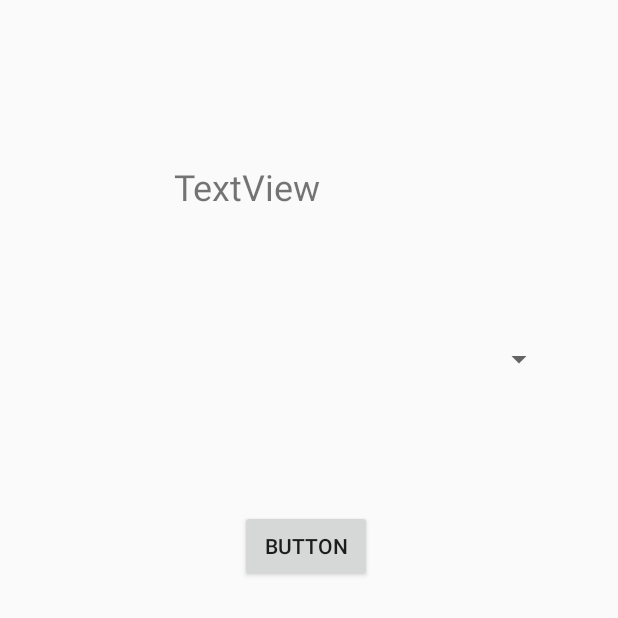
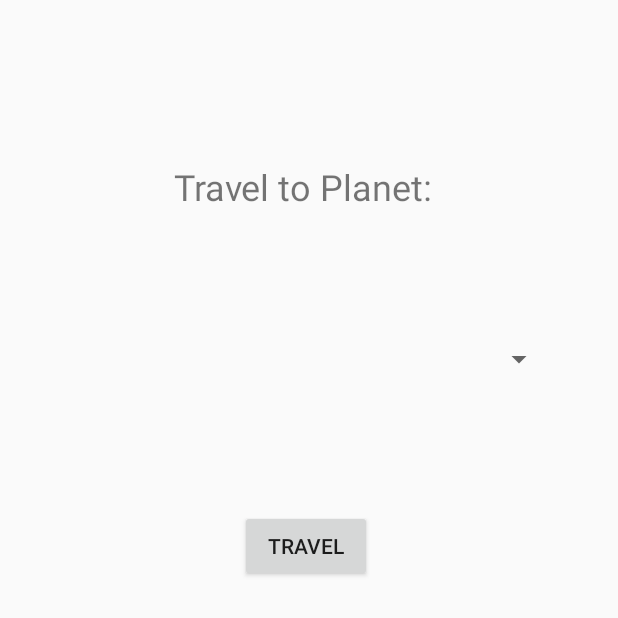
Before and after one commit to tjones329/Team-62A-Palm-Pilot-Game, an Android app: the TravelPlanetActivity screen opened directly, with no data from a screen before it, on a phone screen of 412 x 824 dp, the top half of it. Run offline under Robolectric (Android 15) with nearby library versions, the phone set to English and light mode, and no system bars; 6 statements that could not run were skipped.

Commit message:
Fixed basic travel (without implementing gas)

```diff
--- a/app/src/main/java/cs2340/spacetradergame/views/PlanetActivity.java
+++ b/app/src/main/java/cs2340/spacetradergame/views/PlanetActivity.java
@@ -42,7 +42,7 @@ public class PlanetActivity extends AppCompatActivity {
     }
 
     public void onTravelPressed(View view) {
-        Intent intent = new Intent(PlanetActivity.this, TradeActivity.class);
+        Intent intent = new Intent(PlanetActivity.this, TravelSolarSystemActivity.class);
         startActivity(intent);
     }
 }
--- a/app/src/main/res/layout/activity_travel_planet.xml
+++ b/app/src/main/res/layout/activity_travel_planet.xml
@@ -13,10 +13,9 @@
         android:layout_marginStart="160dp"
         android:layout_marginTop="340dp"
         android:onClick="onTravelPlanet"
-        android:text="Button"
+        android:text="Travel"
         app:layout_constraintStart_toStartOf="parent"
-        app:layout_constraintTop_toTopOf="parent"
-        tools:text="Travel" />
+        app:layout_constraintTop_toTopOf="parent" />
 
     <TextView
         android:id="@+id/textView2"
@@ -24,11 +23,10 @@
         android:layout_height="41dp"
         android:layout_marginStart="116dp"
         android:layout_marginTop="108dp"
-        android:text="TextView"
+        android:text="Travel to Planet:"
         android:textSize="24sp"
         app:layout_constraintStart_toStartOf="parent"
-        app:layout_constraintTop_toTopOf="parent"
-        tools:text="Travel to Planet:" />
+        app:layout_constraintTop_toTopOf="parent" />
 
     <Spinner
         android:id="@+id/planetSpinner"
```
Also changed, not shown: app/src/main/res/layout/activity_travel_solar_system.xml (+4 -5 lines).
